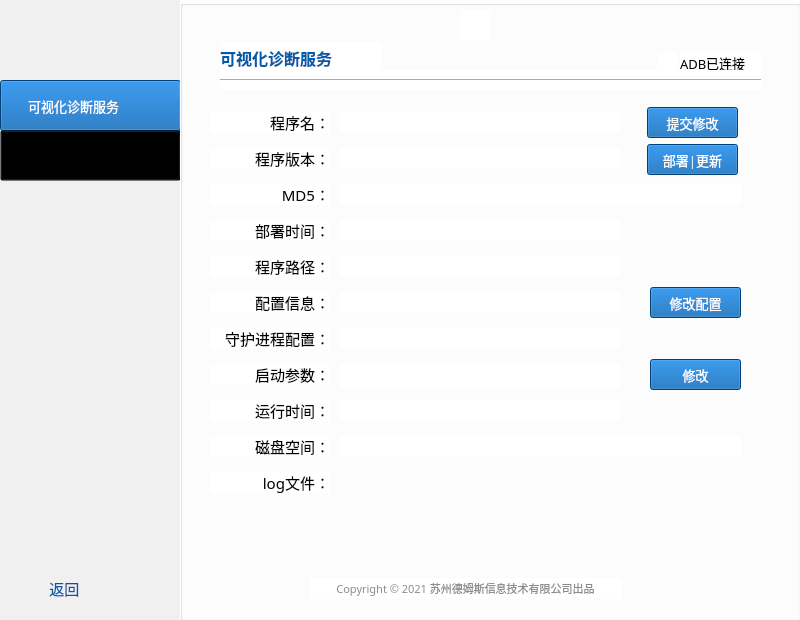
Old version of the form pack/transUnit_detail.ui in the repository Yugle/service_deploy_tool.
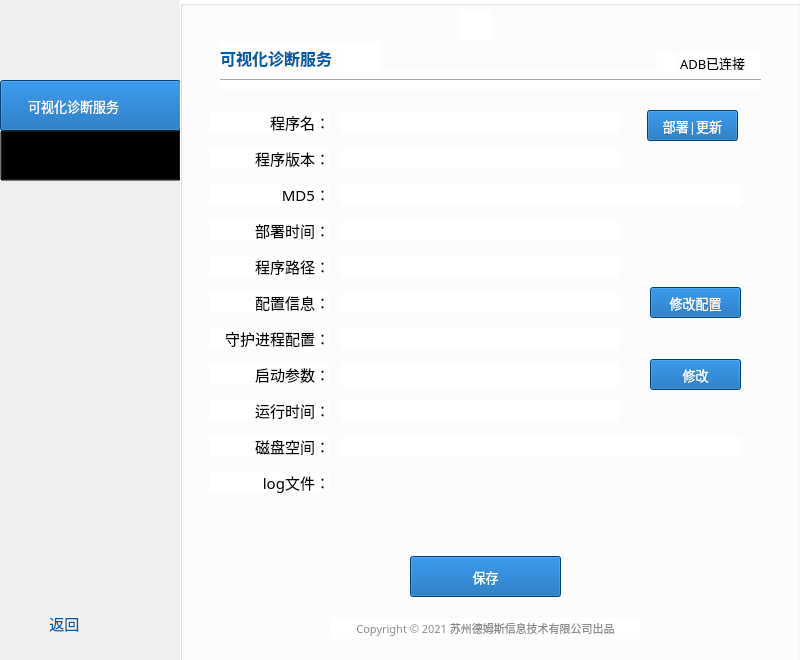
New version of the form. Icons and pictures are not drawn.

What changed in the file:
```diff
--- a/pack/transUnit_detail.ui
+++ b/pack/transUnit_detail.ui
@@ -7,19 +7,19 @@
     <x>0</x>
     <y>0</y>
     <width>800</width>
-    <height>620</height>
+    <height>660</height>
    </rect>
   </property>
   <property name="minimumSize">
    <size>
     <width>800</width>
-    <height>620</height>
+    <height>660</height>
    </size>
   </property>
   <property name="maximumSize">
    <size>
     <width>800</width>
-    <height>620</height>
+    <height>660</height>
    </size>
   </property>
   <property name="font">
@@ -41,7 +41,7 @@
    <property name="geometry">
     <rect>
      <x>27</x>
-     <y>578</y>
+     <y>613</y>
      <width>71</width>
      <height>21</height>
     </rect>
@@ -88,7 +88,7 @@
    <property name="geometry">
     <rect>
      <x>31</x>
-     <y>583</y>
+     <y>618</y>
      <width>16</width>
      <height>13</height>
     </rect>
@@ -162,7 +162,7 @@
      <x>180</x>
      <y>0</y>
      <width>621</width>
-     <height>621</height>
+     <height>681</height>
     </rect>
    </property>
    <property name="styleSheet">
@@ -761,7 +761,7 @@
     <property name="geometry">
      <rect>
       <x>467</x>
-      <y>144</y>
+      <y>110</y>
       <width>91</width>
       <height>31</height>
      </rect>
@@ -789,8 +789,8 @@
    <widget class="QLabel" name="label_9">
     <property name="geometry">
      <rect>
-      <x>130</x>
-      <y>578</y>
+      <x>150</x>
+      <y>618</y>
       <width>311</width>
       <height>21</height>
      </rect>
@@ -964,10 +964,10 @@
    <widget class="QPushButton" name="submit">
     <property name="geometry">
      <rect>
-      <x>467</x>
-      <y>107</y>
-      <width>91</width>
-      <height>31</height>
+      <x>230</x>
+      <y>556</y>
+      <width>151</width>
+      <height>41</height>
      </rect>
     </property>
     <property name="font">
@@ -987,7 +987,7 @@
 }</string>
     </property>
     <property name="text">
-     <string>提交修改</string>
+     <string>保存</string>
     </property>
    </widget>
   </widget>
```
